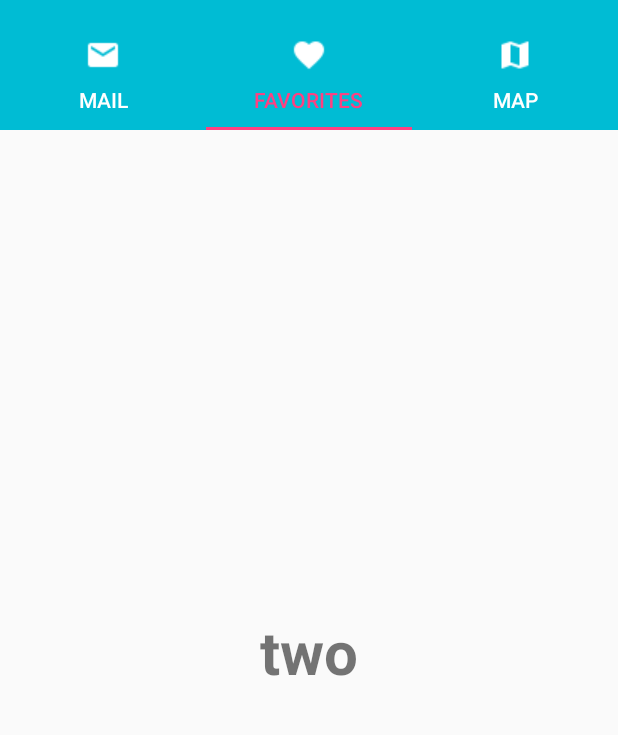
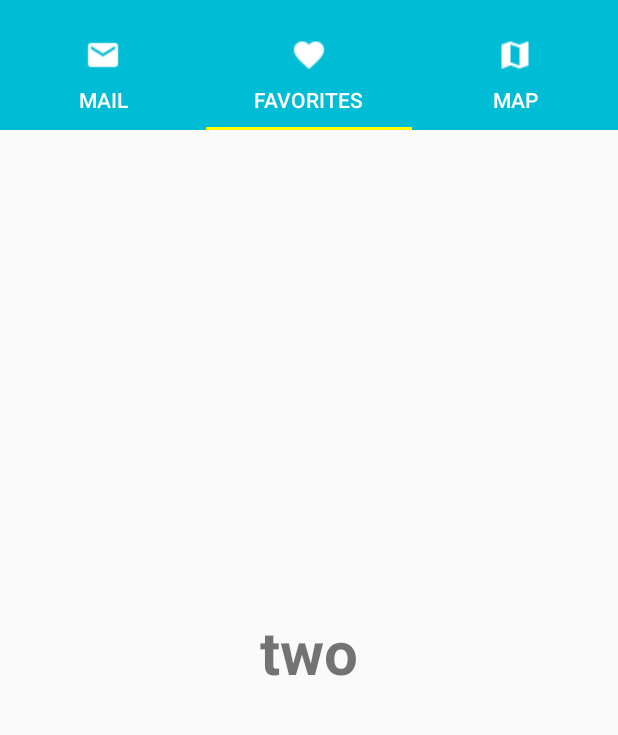
Before and after one commit to jrodriguez-wm/md_Ejercicio10, an Android app: the screen it shows after launch (MainActivity), tab 2 chosen, on a phone screen of 412 x 824 dp, the part 62-797 px from its top. Run offline under Robolectric (Android 15) with nearby library versions, the phone set to English and light mode, and no system bars.

Commit message:
Se crea TabLayout con Titulos de iconos y textos, actualización de estilos

```diff
--- a/app/src/main/res/layout/activity_main.xml
+++ b/app/src/main/res/layout/activity_main.xml
@@ -20,7 +20,7 @@
         app:tabMode="fixed"
         app:tabGravity="fill"
         app:tabTextColor="@color/colorTabTile"
-        app:tabSelectedTextColor="@color/colorAccent"/>
+        app:tabSelectedTextColor="@color/colorTabTile"/>
 
     <android.support.v4.view.ViewPager
         android:layout_width="match_parent"
--- a/app/src/main/res/values/colors.xml
+++ b/app/src/main/res/values/colors.xml
@@ -2,6 +2,6 @@
 <resources>
     <color name="colorPrimary">#00BCD4</color>
     <color name="colorPrimaryDark">#0097A7</color>
-    <color name="colorAccent">#FF4081</color>
+    <color name="colorAccent">#FFFF00</color>
     <color name="colorTabTile">#FFFFFF</color>
 </resources>
```
